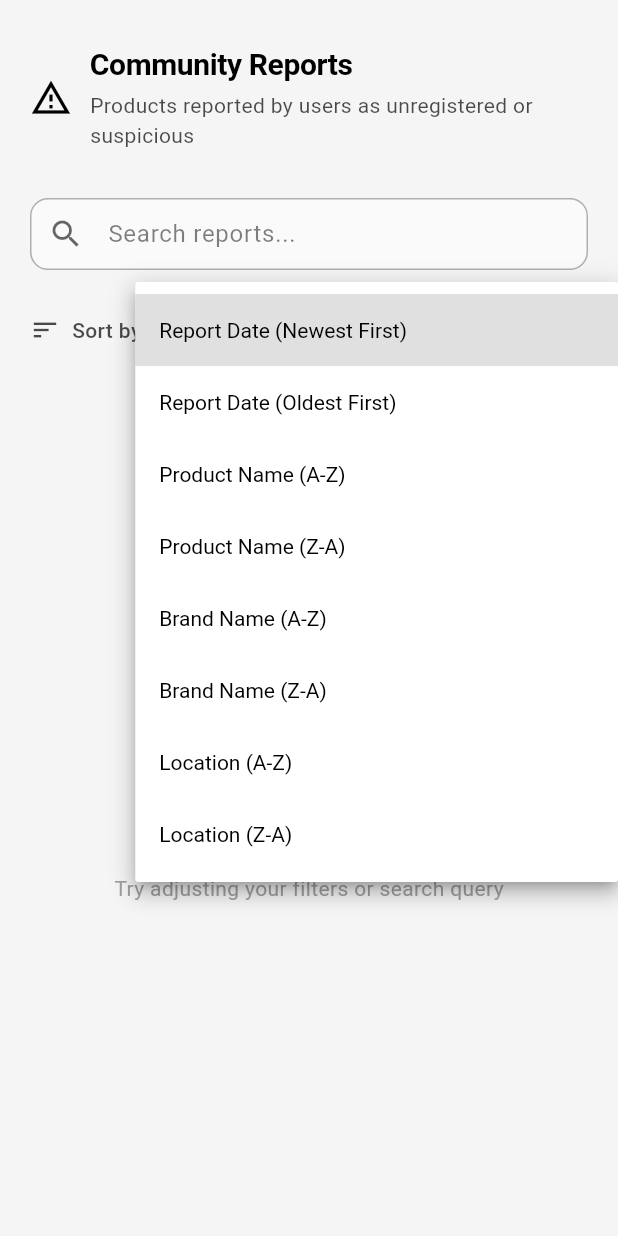
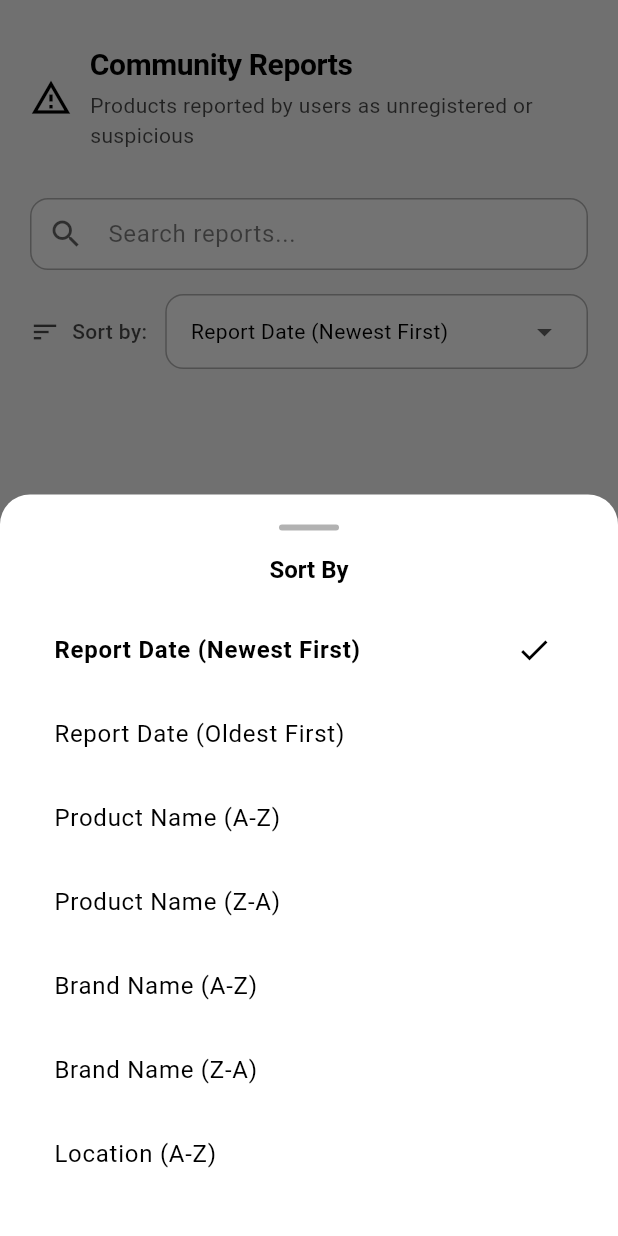
Before and after one commit to Neil-urk12/totoo-ba-mobile, a Flutter app: the ReportsScreen screen opened directly, after a tap on "Report Date (Newest First)", on a phone screen of 412 x 824 dp. Run offline on Flutter 3.47's test engine with Material 3 defaults, Android fonts, the phone set to English and light mode, and no system bars; our stand-ins replace flutter_dotenv, flutter_riverpod, image_picker, permission_handler, supabase_flutter; accounts and stored records are empty.

Commit message:
refactor(reports_screen): fix sorting functionality with a bottom sheet for options

```diff
--- a/product_checker/lib/providers/saved_records_provider.dart
+++ b/product_checker/lib/providers/saved_records_provider.dart
@@ -227,7 +227,13 @@ final availableStatusesProvider = Provider<List<String>>((ref) {
 
 final availableCategoriesProvider = Provider<List<String>>((ref) {
   final records = ref.watch(savedRecordsProvider).records;
-  final categories = records.map((record) => record.searchType).toSet().toList();
+  final categories = records.map((record) {
+    // Capitalize first letter of search type
+    final searchType = record.searchType;
+    return searchType.isEmpty
+        ? searchType
+        : searchType[0].toUpperCase() + searchType.substring(1);
+  }).toSet().toList();
   categories.insert(0, 'All');
   return categories;
 });
@@ -268,7 +274,8 @@ final filteredRecordsProvider = Provider<List<SavedRecord>>((ref) {
 
     // Category filter (by search type)
     if (selectedCategory != 'All') {
-      if (record.searchType != selectedCategory) {
+      // Compare lowercase versions since selectedCategory is capitalized
+      if (record.searchType.toLowerCase() != selectedCategory.toLowerCase()) {
         return false;
       }
     }
--- a/product_checker/lib/screens/reports_screen.dart
+++ b/product_checker/lib/screens/reports_screen.dart
@@ -174,49 +174,37 @@ class _ReportsScreenState extends ConsumerState<ReportsScreen> {
                     ),
                     const SizedBox(width: 12),
                     Expanded(
-                      child: DropdownButtonFormField<String>(
-                        initialValue: ref.read(selectedSortOptionProvider),
-                        decoration: InputDecoration(
-                          border: OutlineInputBorder(
-                            borderRadius: BorderRadius.circular(12),
-                            borderSide: BorderSide(
+                      child: GestureDetector(
+                        onTap: () => _showSortOptionsBottomSheet(context, controller),
+                        child: Container(
+                          padding: const EdgeInsets.symmetric(horizontal: 16, vertical: 12),
+                          decoration: BoxDecoration(
+                            border: Border.all(
                               color: Theme.of(context).colorScheme.outline.withValues(alpha: 0.3),
                             ),
+                            borderRadius: BorderRadius.circular(12),
+                            color: Theme.of(context).colorScheme.surface.withValues(alpha: 0.5),
                           ),
-                          enabledBorder: OutlineInputBorder(
-                            borderRadius: BorderRadius.circular(12),
-                            borderSide: BorderSide(
-                              color: Theme.of(context).colorScheme.outline.withValues(alpha: 0.3),
-                            ),
+                          child: Row(
+                            mainAxisAlignment: MainAxisAlignment.spaceBetween,
+                            children: [
+                              Expanded(
+                                child: Text(
+                                  ref.watch(selectedSortOptionProvider),
+                                  style: TextStyle(
+                                    color: Theme.of(context).colorScheme.onSurface,
+                                    fontSize: 14,
+                                  ),
+                                  overflow: TextOverflow.ellipsis,
+                                ),
+                              ),
+                              Icon(
+                                Icons.arrow_drop_down,
+                                color: Theme.of(context).colorScheme.onSurface.withValues(alpha: 0.6),
+                              ),
+                            ],
                           ),
-                          focusedBorder: OutlineInputBorder(
-                            borderRadius: BorderRadius.circular(12),
-                            borderSide: BorderSide(
-                              color: Theme.of(context).colorScheme.primary,
-                              width: 2,
-                            ),
-                          ),
-                          contentPadding: const EdgeInsets.symmetric(horizontal: 16, vertical: 12),
-                          filled: true,
-                          fillColor: Theme.of(context).colorScheme.surface.withValues(alpha: 0.5),
                         ),
-                        dropdownColor: Theme.of(context).colorScheme.surface,
-                        style: TextStyle(
-                          color: Theme.of(context).colorScheme.onSurface,
-                        ),
-                        items: ref.watch(reportSortOptionsProvider).map((String value) {
-                          return DropdownMenuItem<String>(
-                            value: value,
-                            child: Text(
-                              value,
-                              style: const TextStyle(fontSize: 14),
-                              overflow: TextOverflow.ellipsis,
-                            ),
-                          );
-                        }).toList(),
-                        onChanged: (value) {
-                          controller.updateSortOption(value!);
-                        },
                       ),
                     ),
                   ],
@@ -463,7 +451,72 @@ class _ReportsScreenState extends ConsumerState<ReportsScreen> {
     );
   }
 
+  void _showSortOptionsBottomSheet(BuildContext context, ReportsScreenController controller) {
+    final sortOptions = ref.read(reportSortOptionsProvider);
+    final currentSort = ref.read(selectedSortOptionProvider);
 
+    showModalBottomSheet(
+      context: context,
+      isScrollControlled: true,
+      shape: const RoundedRectangleBorder(
+        borderRadius: BorderRadius.vertical(top: Radius.circular(20)),
+      ),
+      builder: (context) => Container(
+        constraints: BoxConstraints(
+          maxHeight: MediaQuery.of(context).size.height * 0.6,
+        ),
+        padding: const EdgeInsets.all(20),
+        child: Column(
+          mainAxisSize: MainAxisSize.min,
+          children: [
+            // Handle bar
+            Container(
+              width: 40,
+              height: 4,
+              margin: const EdgeInsets.only(bottom: 16),
+              decoration: BoxDecoration(
+                color: Theme.of(context).colorScheme.onSurface.withValues(alpha: 0.3),
+                borderRadius: BorderRadius.circular(2),
+              ),
+            ),
+            Text(
+              'Sort By',
+              style: Theme.of(context).textTheme.titleLarge?.copyWith(
+                fontWeight: FontWeight.bold,
+              ),
+            ),
+            const SizedBox(height: 16),
+            Flexible(
+              child: ListView(
+                shrinkWrap: true,
+                children: sortOptions.map((option) {
+                  final isSelected = currentSort == option;
+                  return ListTile(
+                    title: Text(
+                      option,
+                      style: TextStyle(
+                        fontWeight: isSelected ? FontWeight.w600 : FontWeight.normal,
+                        color: isSelected ? Theme.of(context).colorScheme.primary : null,
+                      ),
+                      overflow: TextOverflow.ellipsis,
+                      maxLines: 1,
+                    ),
+                    trailing: isSelected
+                        ? Icon(Icons.check, color: Theme.of(context).colorScheme.primary)
+                        : null,
+                    onTap: () {
+                      controller.updateSortOption(option);
+                      Navigator.pop(context);
+                    },
+                  );
+                }).toList(),
+              ),
+            ),
+          ],
+        ),
+      ),
+    );
+  }
 
   Widget _buildSkeletonLoading() {
     return ListView.builder(
```
